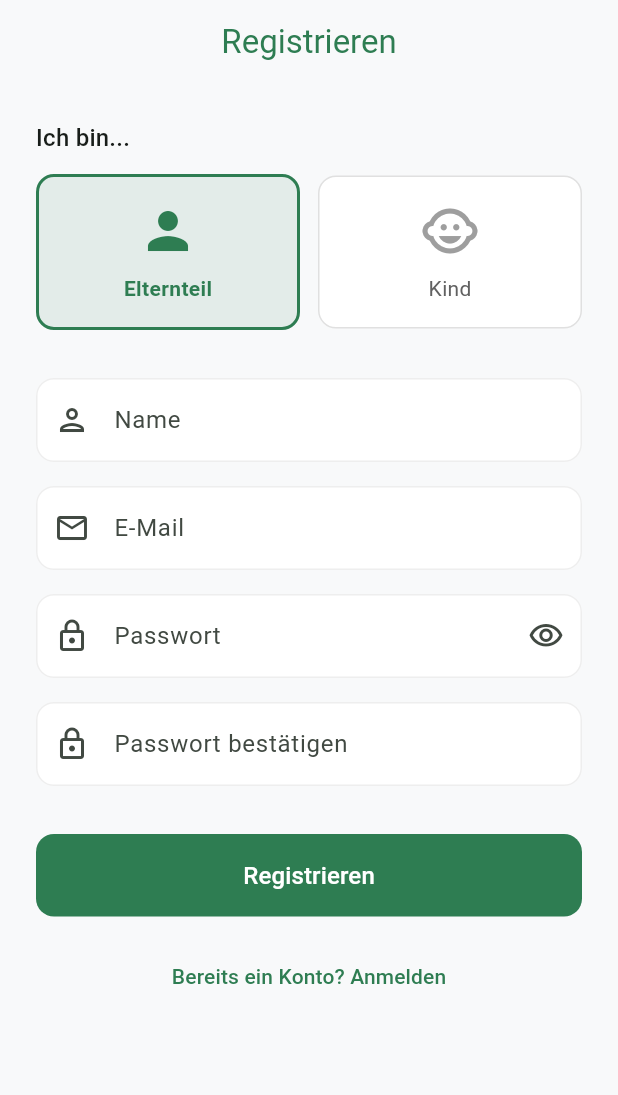
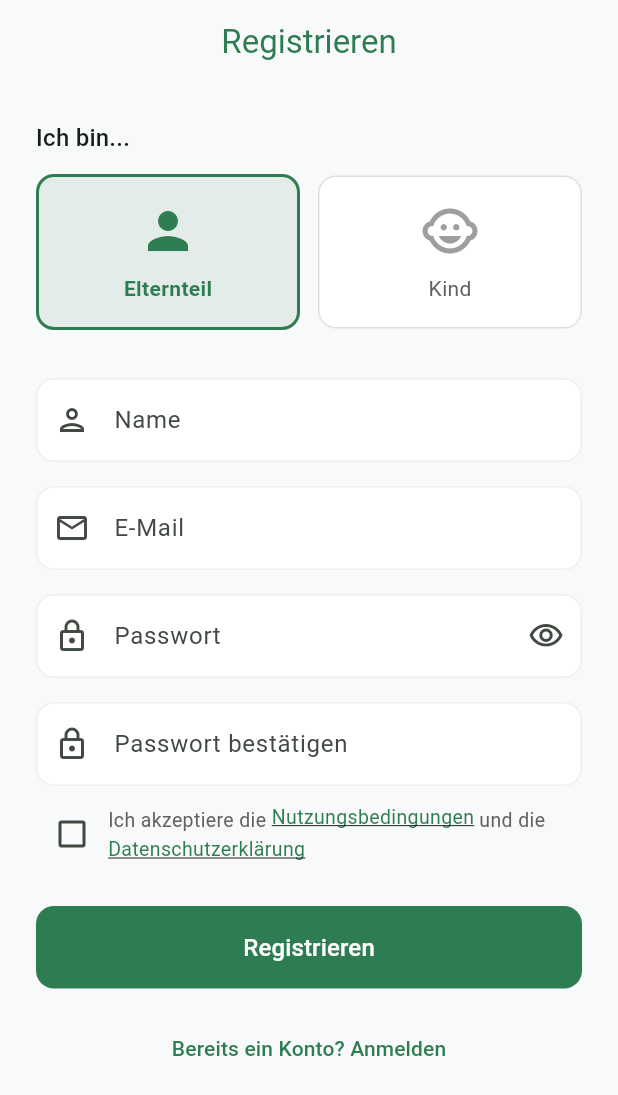
Before and after one commit to lopsti212/family-geocaching, a Flutter app: the RegisterScreen screen opened by its route, on a phone screen of 412 x 824 dp. Shown: the top 1095 px of the screen. Run offline on Flutter 3.47's test engine with Material 3 defaults, Android fonts, the phone set to English and light mode, and no system bars; our stand-ins replace flutter_compass, flutter_map, geolocator, go_router, image_picker, latlong2 and 1 more; accounts and stored records are empty.

Commit message:
Add Nutzungsbedingungen mit Haftungsausschluss
- Nutzungsbedingungen als HTML + In-App Screen
- Sicherheitshinweise und Haftungsausschluss für Schatzsuchen
- Pflicht-Checkbox bei Registrierung (AGB + Datenschutz akzeptieren)
- Link im Profil-Screen unter Info

Co-Authored-By: Claude Opus 4.6 <noreply@anthropic.com>

```diff
--- a/lib/config/app_router.dart
+++ b/lib/config/app_router.dart
@@ -15,6 +15,7 @@ import '../screens/child/quest_hunt_screen.dart';
 import '../screens/shared/family_screen.dart';
 import '../screens/shared/privacy_screen.dart';
 import '../screens/shared/profile_screen.dart';
+import '../screens/shared/terms_screen.dart';
 
 class AppRouter {
   static GoRouter router(AuthProvider authProvider) {
@@ -101,6 +102,10 @@ class AppRouter {
           path: '/privacy',
           builder: (context, state) => const PrivacyScreen(),
         ),
+        GoRoute(
+          path: '/terms',
+          builder: (context, state) => const TermsScreen(),
+        ),
 
         // Root redirect
         GoRoute(
--- a/lib/screens/auth/register_screen.dart
+++ b/lib/screens/auth/register_screen.dart
@@ -20,6 +20,7 @@ class _RegisterScreenState extends State<RegisterScreen> {
   final _passwordController = TextEditingController();
   final _confirmPasswordController = TextEditingController();
   bool _obscurePassword = true;
+  bool _acceptedTerms = false;
   UserRole _selectedRole = UserRole.parent;
 
   @override
@@ -33,6 +34,16 @@ class _RegisterScreenState extends State<RegisterScreen> {
 
   Future<void> _register() async {
     if (!_formKey.currentState!.validate()) return;
+
+    if (!_acceptedTerms) {
+      ScaffoldMessenger.of(context).showSnackBar(
+        const SnackBar(
+          content: Text('Bitte akzeptiere die Nutzungsbedingungen'),
+          backgroundColor: AppTheme.errorColor,
+        ),
+      );
+      return;
+    }
 
     final authProvider = context.read<AuthProvider>();
     final success = await authProvider.signUp(
@@ -183,7 +194,60 @@ class _RegisterScreenState extends State<RegisterScreen> {
                     return null;
                   },
                 ),
-                const SizedBox(height: 16),
+                const SizedBox(height: 8),
+
+                // Nutzungsbedingungen akzeptieren
+                Row(
+                  crossAxisAlignment: CrossAxisAlignment.center,
+                  children: [
+                    Checkbox(
+                      value: _acceptedTerms,
+                      onChanged: (v) => setState(() => _acceptedTerms = v ?? false),
+                      activeColor: AppTheme.primaryColor,
+                    ),
+                    Expanded(
+                      child: GestureDetector(
+                        onTap: () => setState(() => _acceptedTerms = !_acceptedTerms),
+                        child: Text.rich(
+                          TextSpan(
+                            text: 'Ich akzeptiere die ',
+                            style: TextStyle(fontSize: 13, color: Colors.grey[700]),
+                            children: [
+                              WidgetSpan(
+                                child: GestureDetector(
+                                  onTap: () => context.push('/terms'),
+                                  child: const Text(
+                                    'Nutzungsbedingungen',
+                                    style: TextStyle(
+                                      fontSize: 13,
+                                      color: AppTheme.primaryColor,
+                                      decoration: TextDecoration.underline,
+                                    ),
+                                  ),
+                                ),
+                              ),
+                              const TextSpan(text: ' und die '),
+                              WidgetSpan(
+                                child: GestureDetector(
+                                  onTap: () => context.push('/privacy'),
+                                  child: const Text(
+                                    'Datenschutzerklärung',
+                                    style: TextStyle(
+                                      fontSize: 13,
+                                      color: AppTheme.primaryColor,
+                                      decoration: TextDecoration.underline,
+                                    ),
+                                  ),
+                                ),
+                              ),
+                            ],
+                          ),
+                        ),
+                      ),
+                    ),
+                  ],
+                ),
+                const SizedBox(height: 8),
 
                 // Fehleranzeige
                 if (authProvider.error != null)
```
Also changed, not shown: lib/screens/shared/profile_screen.dart (+7 -0 lines), lib/screens/shared/terms_screen.dart (added, +185 -0 lines), 1 other file.
